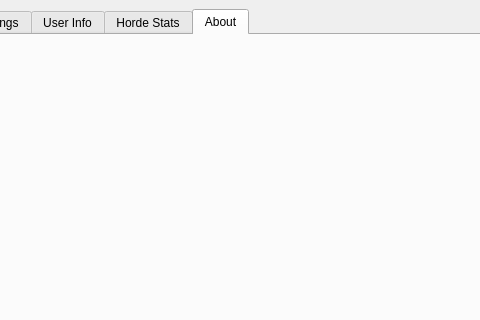
Before: the Qt Designer form src/hordeqt/ui/form.ui in Unit1208/HordeQT, drawn with Qt 5; both pictures show x 265 to 745 and y 0 to 320 of the 1000 by 1000 pixel window.
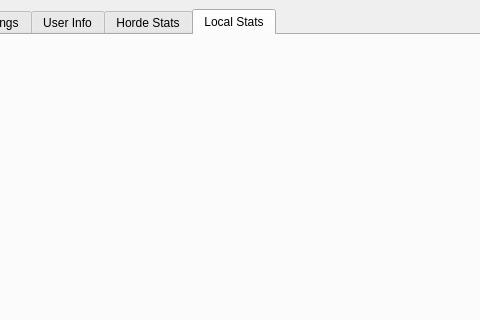
After: the same form once the commit is applied. The open tabs and pages were chosen to show the change. Icons and pictures are not drawn.

Commit message: Add local stats tab

```diff
--- a/src/hordeqt/ui/form.ui
+++ b/src/hordeqt/ui/form.ui
@@ -1944,7 +1944,7 @@
          <normaloff>resources/IconSmaller.png</normaloff>resources/IconSmaller.png</iconset>
        </attribute>
        <attribute name="title">
-        <string>About</string>
+        <string>Local Stats</string>
        </attribute>
       </widget>
      </widget>
```
Left out of the diff: 9 changed lines with no effect on the pictures. The commit also changes 6 other files.
